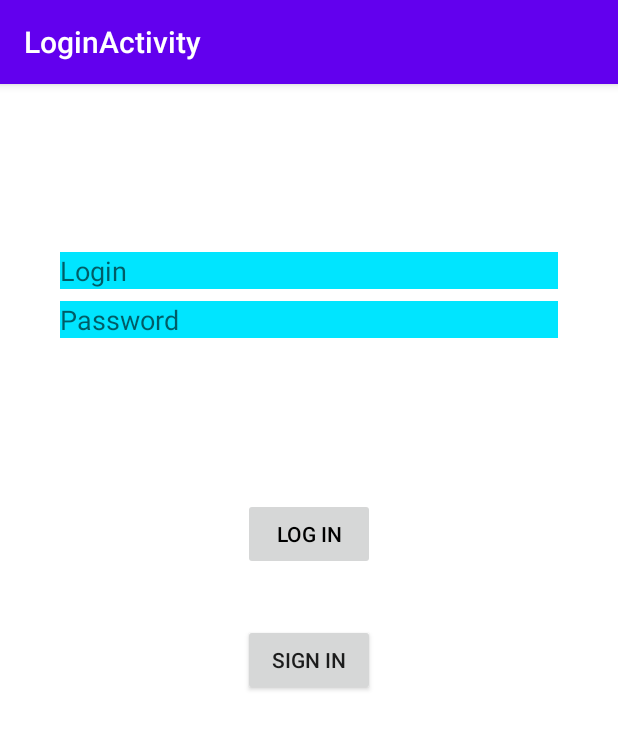
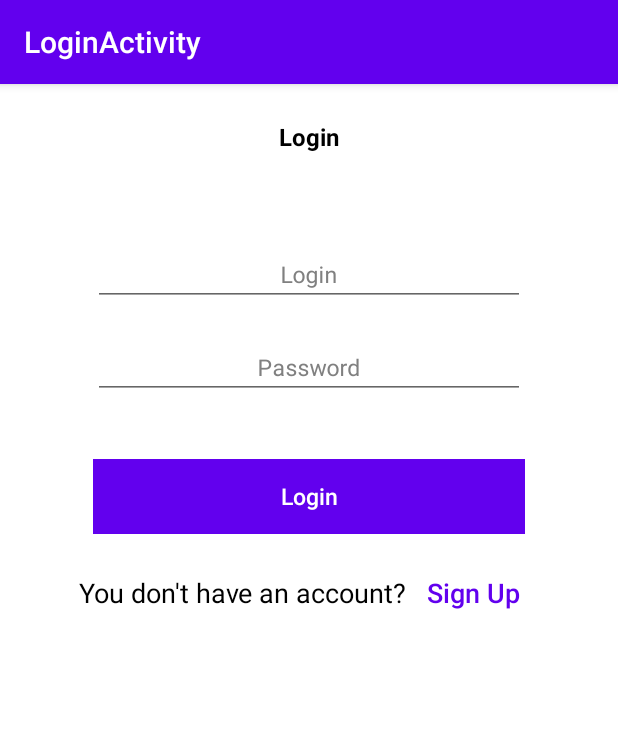
Before and after one commit to darq37/android-room, an Android app: the screen it shows after launch (LoginActivity), on a phone screen of 412 x 824 dp. Shown: the top 729 px of the screen. Run offline under Robolectric (Android 15) with nearby library versions, the phone set to English and light mode, and no system bars; our stand-ins replace Room's generated code.

Commit message:
Change Login Activity layout to use Google Material Design principles.

```diff
--- a/app/src/main/java/com/darq37/android_room/activities/login/ui/login/LoginActivity.java
+++ b/app/src/main/java/com/darq37/android_room/activities/login/ui/login/LoginActivity.java
@@ -22,6 +22,7 @@ import android.widget.Toast;
 
 import com.darq37.android_room.MainActivity;
 import com.darq37.android_room.R;
+import com.darq37.android_room.activities.register.RegisterActivity;
 
 public class LoginActivity extends AppCompatActivity {
 
@@ -36,8 +37,8 @@ public class LoginActivity extends AppCompatActivity {
 
         final EditText usernameEditText = findViewById(R.id.username);
         final EditText passwordEditText = findViewById(R.id.password);
-        final Button loginButton = findViewById(R.id.login);
-        final ProgressBar loadingProgressBar = findViewById(R.id.loading);
+        final Button loginButton = findViewById(R.id.button_login);
+        final Button gotSignUpButton = findViewById(R.id.goToSignUpButton);
 
         loginViewModel.getLoginFormState().observe(this, loginFormState -> {
             if (loginFormState == null) {
@@ -56,7 +57,6 @@ public class LoginActivity extends AppCompatActivity {
             if (loginResult == null) {
                 return;
             }
-            loadingProgressBar.setVisibility(View.GONE);
             if (loginResult.getError() != null) {
                 showLoginFailed(loginResult.getError());
             }
@@ -97,10 +97,10 @@ public class LoginActivity extends AppCompatActivity {
         });
 
         loginButton.setOnClickListener(v -> {
-            loadingProgressBar.setVisibility(View.VISIBLE);
             loginViewModel.login(usernameEditText.getText().toString(),
                     passwordEditText.getText().toString());
         });
+        gotSignUpButton.setOnClickListener(this::goToSignUpActivity);
     }
 
     private void updateUiWithUser(LoggedInUserView model) {
@@ -113,4 +113,9 @@ public class LoginActivity extends AppCompatActivity {
     private void showLoginFailed(@StringRes Integer errorString) {
         Toast.makeText(getApplicationContext(), errorString, Toast.LENGTH_SHORT).show();
     }
+
+    private void goToSignUpActivity (View view){
+        Intent intent =  new Intent(this, RegisterActivity.class);
+        startActivity(intent);
+    }
 }
--- a/app/src/main/java/com/darq37/android_room/activities/login/ui/login/LoginViewModel.java
+++ b/app/src/main/java/com/darq37/android_room/activities/login/ui/login/LoginViewModel.java
@@ -16,6 +16,8 @@ public class LoginViewModel extends ViewModel {
     private MutableLiveData<LoginFormState> loginFormState = new MutableLiveData<>();
     private MutableLiveData<LoginResult> loginResult = new MutableLiveData<>();
     private LoginRepository loginRepository;
+    private static final int MINIMUM_PASSWORD_LENGTH = 5;
+
 
 
     LoginViewModel(LoginRepository loginRepository) {
@@ -65,6 +67,6 @@ public class LoginViewModel extends ViewModel {
 
     // A placeholder password validation check
     private boolean isPasswordValid(String password) {
-        return password != null && password.trim().length() > 5;
+        return password != null && password.trim().length() > MINIMUM_PASSWORD_LENGTH;
     }
 }
--- a/app/src/main/res/layout/activity_login.xml
+++ b/app/src/main/res/layout/activity_login.xml
@@ -1,93 +1,148 @@
 <?xml version="1.0" encoding="utf-8"?>
 <androidx.constraintlayout.widget.ConstraintLayout xmlns:android="http://schemas.android.com/apk/res/android"
-    xmlns:app="http://schemas.android.com/apk/res-auto"
     xmlns:tools="http://schemas.android.com/tools"
-    android:id="@+id/container"
     android:layout_width="match_parent"
     android:layout_height="match_parent"
+    xmlns:app="http://schemas.android.com/apk/res-auto"
     android:background="#FFFFFF"
-    android:paddingLeft="@dimen/activity_horizontal_margin"
-    android:paddingTop="@dimen/activity_vertical_margin"
-    android:paddingRight="@dimen/activity_horizontal_margin"
-    android:paddingBottom="@dimen/activity_vertical_margin"
     tools:context=".activities.login.ui.login.LoginActivity">
 
+    <TextView
+        android:id="@+id/tv_heading"
+        android:layout_width="wrap_content"
+        android:layout_height="wrap_content"
+        android:text="@string/login"
+        android:textStyle="bold"
+        android:textSize="16sp"
+        android:textColor="#000"
+        app:layout_constraintStart_toStartOf="parent"
+        app:layout_constraintEnd_toEndOf="parent"
+        app:layout_constraintTop_toTopOf="parent"
+        android:layout_marginTop="24dp"
+        />
+
+    <ScrollView
+        android:layout_width="match_parent"
+        android:layout_height="wrap_content"
+        app:layout_constraintTop_toBottomOf="@id/tv_heading"
+        >
+
+        <androidx.constraintlayout.widget.ConstraintLayout
+            android:layout_width="match_parent"
+            android:layout_height="wrap_content"
+            android:focusable="true"
+            android:focusableInTouchMode="true"
+            >
+
+            <com.google.android.material.textfield.TextInputLayout
+                android:id="@+id/layout_email"
+                android:layout_width="0dp"
+                app:layout_constraintWidth_percent="0.7"
+                android:layout_height="wrap_content"
+                app:layout_constraintStart_toStartOf="parent"
+                app:layout_constraintEnd_toEndOf="parent"
+                android:layout_marginTop="50dp"
+                android:textColorHint="#808080"
+                app:layout_constraintTop_toTopOf="parent"
+                >
                 <EditText
                     android:id="@+id/username"
+                    android:layout_width="match_parent"
+                    android:layout_height="wrap_content"
+                    android:hint="@string/login"
+                    android:gravity="center"
+                    android:padding="10dp"
+                    android:textColor="#000000"
+                    android:textColorHint="#808080"
+                    android:textSize="15sp"
+                    android:inputType="textEmailAddress"
+                    />
+            </com.google.android.material.textfield.TextInputLayout>
+
+            <com.google.android.material.textfield.TextInputLayout
+                android:id="@+id/layout_password"
                 android:layout_width="0dp"
+                app:layout_constraintWidth_percent="0.7"
                 android:layout_height="wrap_content"
-        android:layout_marginStart="24dp"
-        android:layout_marginTop="96dp"
-        android:layout_marginEnd="24dp"
-        android:background="#00E5FF"
-        android:hint="@string/prompt_email"
-        android:importantForAutofill="no"
-        android:inputType="textEmailAddress"
-        android:selectAllOnFocus="true"
-        android:textColor="#FFFFFF"
+                app:layout_constraintStart_toStartOf="parent"
                 app:layout_constraintEnd_toEndOf="parent"
-        app:layout_constraintStart_toStartOf="parent"
-        app:layout_constraintTop_toTopOf="parent" />
+                android:layout_marginTop="10dp"
+                android:textColorHint="#808080"
+                app:layout_constraintTop_toBottomOf="@+id/layout_email"
+                >
 
                 <EditText
                     android:id="@+id/password"
-        android:layout_width="0dp"
+                    android:layout_width="match_parent"
                     android:layout_height="wrap_content"
-        android:layout_marginStart="24dp"
-        android:layout_marginTop="8dp"
-        android:layout_marginEnd="24dp"
-        android:background="#00E5FF"
-        android:hint="@string/prompt_password"
-        android:imeActionLabel="@string/action_sign_in_short"
-        android:imeOptions="actionDone"
-        android:importantForAutofill="no"
+                    android:hint="@string/password"
+                    android:gravity="center"
+                    android:padding="10dp"
+                    android:textColor="#000000"
+                    android:textColorHint="#808080"
+                    android:textSize="15sp"
                     android:inputType="textPassword"
-        android:selectAllOnFocus="true"
-        app:layout_constraintEnd_toEndOf="parent"
-        app:layout_constraintStart_toStartOf="parent"
-        app:layout_constraintTop_toBottomOf="@+id/username" />
+                    />
+            </com.google.android.material.textfield.TextInputLayout>
 
             <Button
-        android:id="@+id/login"
+                android:id="@+id/button_login"
+                android:layout_width="0dp"
+                android:layout_height="50dp"
+                app:layout_constraintTop_toBottomOf="@+id/layout_password"
+                app:layout_constraintStart_toStartOf="parent"
+                app:layout_constraintEnd_toEndOf="parent"
+                android:text="@string/login"
+                android:textColor="#FFFFFF"
+                android:textSize="15sp"
+                android:background="@color/colorPrimary"
+                android:textAllCaps="false"
+                android:layout_marginTop="40dp"
+                app:layout_constraintWidth_percent="0.7"
+                style="?android:attr/borderlessButtonStyle"
+                />
+
+            <LinearLayout
+                android:id="@+id/layout_already_have_account"
+                android:layout_width="0dp"
+                app:layout_constraintWidth_percent="1.0"
+                android:layout_height="wrap_content"
+                app:layout_constraintStart_toStartOf="parent"
+                app:layout_constraintEnd_toEndOf="parent"
+                android:layout_marginTop="15dp"
+                app:layout_constraintTop_toBottomOf="@+id/button_login"
+                android:orientation="horizontal"
+                android:gravity="center"
+                >
+
+                <TextView
+                    android:id="@+id/tv_already_have_account"
                     android:layout_width="wrap_content"
                     android:layout_height="wrap_content"
-        android:layout_gravity="start"
-        android:layout_marginStart="48dp"
-        android:layout_marginTop="16dp"
-        android:layout_marginEnd="48dp"
-        android:layout_marginBottom="64dp"
-        android:enabled="false"
-        android:text="@string/action_sign_in"
-        android:textColor="#000000"
-        app:layout_constraintBottom_toBottomOf="parent"
+                    app:layout_constraintStart_toStartOf="parent"
                     app:layout_constraintEnd_toEndOf="parent"
-        app:layout_constraintStart_toStartOf="parent"
-        app:layout_constraintTop_toBottomOf="@+id/password"
-        app:layout_constraintVertical_bias="0.2" />
+                    android:textColor="#000"
+                    android:textSize="18sp"
+                    android:text="@string/you_don_t_have_an_account"
+                    />
 
-    <ProgressBar
-        android:id="@+id/loading"
+                <Button
+                    android:id="@+id/goToSignUpButton"
                     android:layout_width="wrap_content"
                     android:layout_height="wrap_content"
-        android:layout_gravity="center"
-        android:layout_marginStart="32dp"
-        android:layout_marginTop="64dp"
-        android:layout_marginEnd="32dp"
-        android:layout_marginBottom="64dp"
-        android:visibility="gone"
-        app:layout_constraintBottom_toBottomOf="parent"
-        app:layout_constraintEnd_toEndOf="@+id/password"
-        app:layout_constraintStart_toStartOf="@+id/password"
-        app:layout_constraintTop_toTopOf="parent"
-        app:layout_constraintVertical_bias="0.3" />
+                    app:layout_constraintStart_toStartOf="parent"
+                    app:layout_constraintEnd_toEndOf="parent"
+                    android:textColor="@color/colorPrimary"
+                    android:textSize="18sp"
+                    android:background="@android:color/transparent"
+                    android:textAllCaps="false"
+                    android:text="@string/sign_up"
+                    />
 
-    <Button
-        android:id="@+id/registerButton"
-        android:layout_width="wrap_content"
-        android:layout_height="wrap_content"
-        android:text="@string/action_sign_in_short"
-        app:layout_constraintBottom_toBottomOf="parent"
-        app:layout_constraintEnd_toEndOf="parent"
-        app:layout_constraintStart_toStartOf="parent"
-        app:layout_constraintTop_toTopOf="parent" />
+            </LinearLayout>
+
         </androidx.constraintlayout.widget.ConstraintLayout>
+
+    </ScrollView>
+
+</androidx.constraintlayout.widget.ConstraintLayout>
--- a/app/src/main/res/values/strings.xml
+++ b/app/src/main/res/values/strings.xml
@@ -24,7 +24,8 @@
     <string name="create_an_account">Create an Account</string>
     <string name="password">Password</string>
     <string name="repeat_password">Repeat Password</string>
+    <string name="display_name">Display name</string>
     <string name="login">Login</string>
-    <string name="display_name">Display name</string>
+    <string name="you_don_t_have_an_account">You don\'t have an account?</string>
     <string name="sign_up">Sign Up</string>
 </resources>
```
Lines whose indentation alone changed are shown as unchanged.
